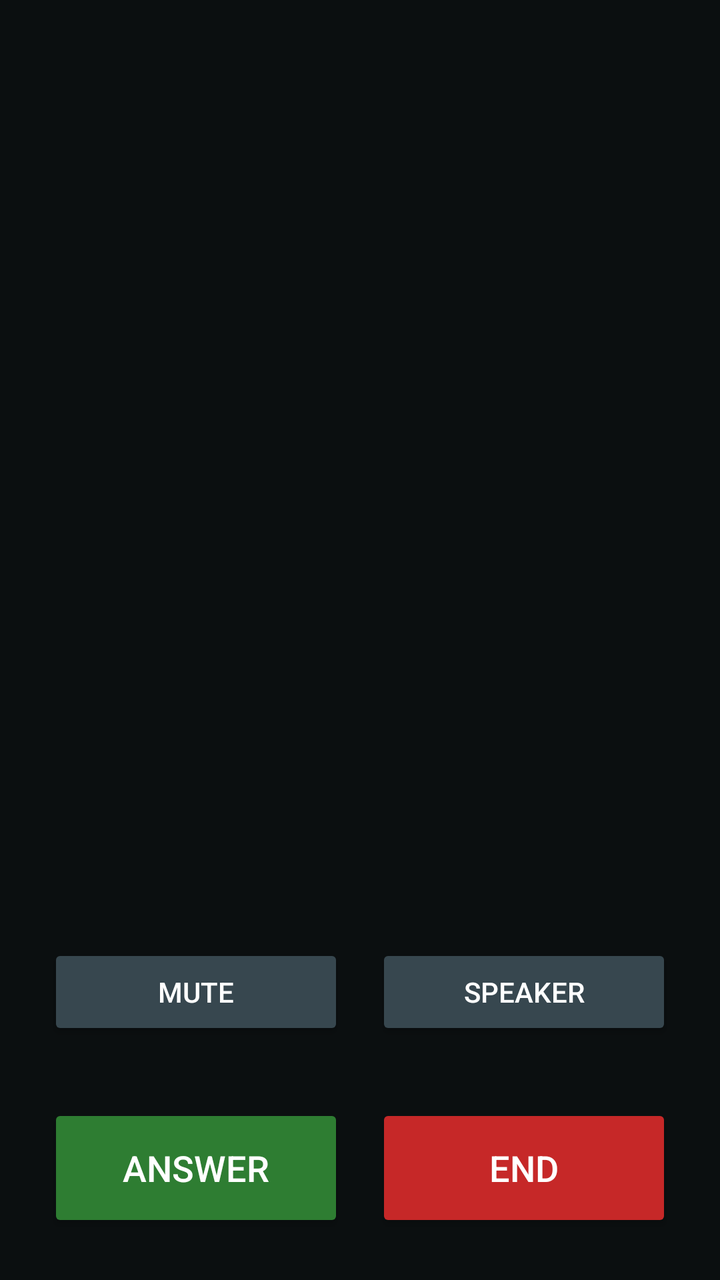
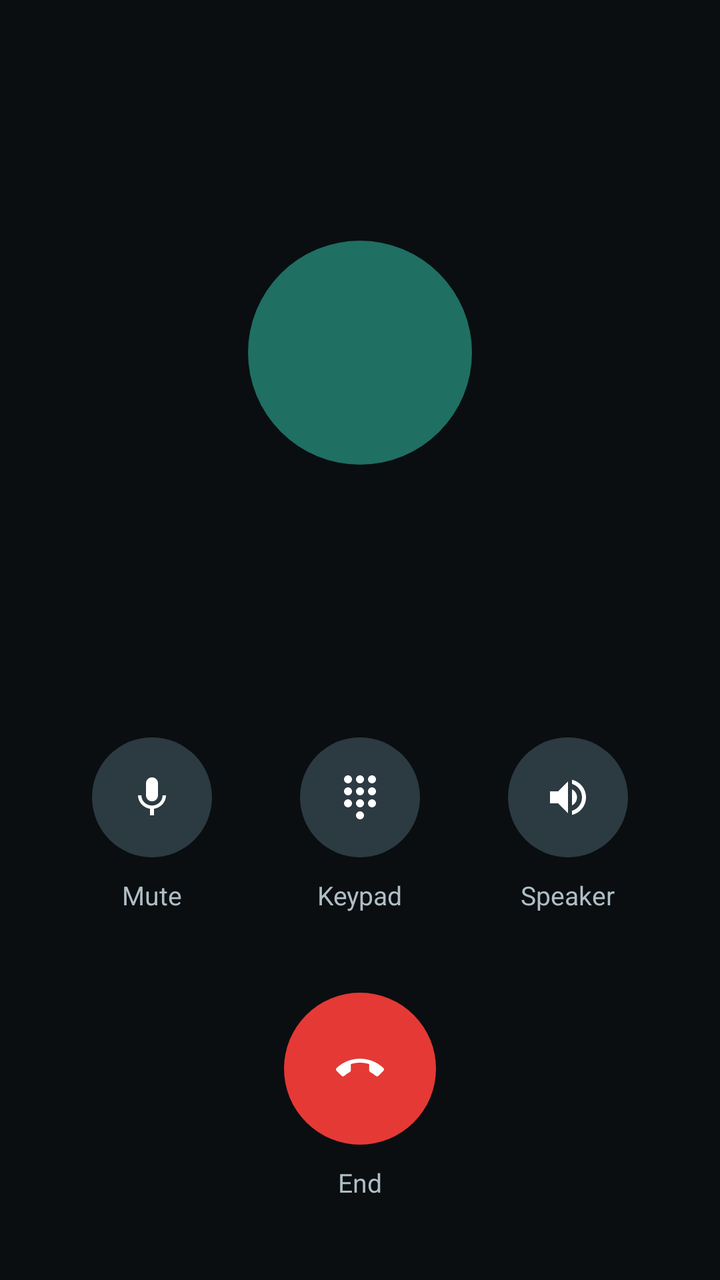

An Android layout rendered at two revisions. The XML below is the earlier revision; the diff shows what the commit changed to produce the second picture.
<!-- AndroidManifest.xml: activity theme InCallTheme -->
<!-- res/layout/activity_in_call.xml -->
<?xml version="1.0" encoding="utf-8"?>
<LinearLayout xmlns:android="http://schemas.android.com/apk/res/android"
    android:layout_width="match_parent"
    android:layout_height="match_parent"
    android:orientation="vertical"
    android:background="#0B0F10"
    android:padding="24dp">

    <Space
        android:layout_width="match_parent"
        android:layout_height="0dp"
        android:layout_weight="1"/>

    <TextView
        android:id="@+id/call_status"
        android:layout_width="match_parent"
        android:layout_height="wrap_content"
        android:gravity="center"
        android:textColor="#80CBC4"
        android:textSize="16sp"
        android:letterSpacing="0.08"
        android:textStyle="bold"/>

    <TextView
        android:id="@+id/call_name"
        android:layout_width="match_parent"
        android:layout_height="wrap_content"
        android:layout_marginTop="12dp"
        android:gravity="center"
        android:textColor="#FFFFFF"
        android:textSize="30sp"
        android:maxLines="2"
        android:ellipsize="end"/>

    <TextView
        android:id="@+id/call_number"
        android:layout_width="match_parent"
        android:layout_height="wrap_content"
        android:layout_marginTop="6dp"
        android:gravity="center"
        android:textColor="#B0BEC5"
        android:textSize="16sp"/>

    <Chronometer
        android:id="@+id/call_timer"
        android:layout_width="match_parent"
        android:layout_height="wrap_content"
        android:layout_marginTop="10dp"
        android:gravity="center"
        android:textColor="#B0BEC5"
        android:textSize="18sp"
        android:visibility="gone"/>

    <Space
        android:layout_width="match_parent"
        android:layout_height="0dp"
        android:layout_weight="1"/>

    <LinearLayout
        android:layout_width="match_parent"
        android:layout_height="wrap_content"
        android:orientation="horizontal"
        android:layout_marginBottom="32dp">

        <Button
            android:id="@+id/call_mute"
            android:layout_width="0dp"
            android:layout_height="wrap_content"
            android:layout_weight="1"
            android:layout_marginEnd="8dp"
            android:text="Mute"
            android:textColor="#FFFFFF"
            android:backgroundTint="#37474F"/>

        <Button
            android:id="@+id/call_speaker"
            android:layout_width="0dp"
            android:layout_height="wrap_content"
            android:layout_weight="1"
            android:layout_marginStart="8dp"
            android:text="Speaker"
            android:textColor="#FFFFFF"
            android:backgroundTint="#37474F"/>
    </LinearLayout>

    <LinearLayout
        android:layout_width="match_parent"
        android:layout_height="wrap_content"
        android:orientation="horizontal">

        <Button
            android:id="@+id/call_answer"
            android:layout_width="0dp"
            android:layout_height="64dp"
            android:layout_weight="1"
            android:layout_marginEnd="8dp"
            android:text="Answer"
            android:textSize="18sp"
            android:textColor="#FFFFFF"
            android:backgroundTint="#2E7D32"/>

        <Button
            android:id="@+id/call_hangup"
            android:layout_width="0dp"
            android:layout_height="64dp"
            android:layout_weight="1"
            android:layout_marginStart="8dp"
            android:text="End"
            android:textSize="18sp"
            android:textColor="#FFFFFF"
            android:backgroundTint="#C62828"/>
    </LinearLayout>

</LinearLayout>
<!-- resources referenced by this layout -->
<resources>
  <!-- unchanged entries left out for length: 1 -->
</resources>

<!-- the commit's change to res/layout/activity_in_call.xml (unified diff, before → after) -->
@@ -3,32 +3,55 @@
     android:layout_width="match_parent"
     android:layout_height="match_parent"
     android:orientation="vertical"
-    android:background="#0B0F10"
-    android:padding="24dp">
-
-    <Space
-        android:layout_width="match_parent"
-        android:layout_height="0dp"
-        android:layout_weight="1"/>
+    android:background="#0A0E11"
+    android:paddingStart="24dp"
+    android:paddingEnd="24dp"
+    android:paddingTop="72dp"
+    android:paddingBottom="40dp">
 
     <TextView
         android:id="@+id/call_status"
         android:layout_width="match_parent"
         android:layout_height="wrap_content"
         android:gravity="center"
-        android:textColor="#80CBC4"
-        android:textSize="16sp"
-        android:letterSpacing="0.08"
-        android:textStyle="bold"/>
+        android:textColor="#4DB6AC"
+        android:textSize="15sp"
+        android:letterSpacing="0.12"
+        android:textAllCaps="true"/>
+
+    
+    <FrameLayout
+        android:layout_width="112dp"
+        android:layout_height="112dp"
+        android:layout_gravity="center_horizontal"
+        android:layout_marginTop="28dp">
+
+        <TextView
+            android:id="@+id/call_initials"
+            android:layout_width="match_parent"
+            android:layout_height="match_parent"
+            android:background="@drawable/bg_circle_avatar"
+            android:gravity="center"
+            android:textColor="#FFFFFF"
+            android:textSize="40sp"/>
+
+        <ImageView
+            android:id="@+id/call_photo"
+            android:layout_width="match_parent"
+            android:layout_height="match_parent"
+            android:scaleType="centerCrop"
+            android:visibility="gone"
+            android:contentDescription="@null"/>
+    </FrameLayout>
 
     <TextView
         android:id="@+id/call_name"
         android:layout_width="match_parent"
         android:layout_height="wrap_content"
-        android:layout_marginTop="12dp"
+        android:layout_marginTop="24dp"
         android:gravity="center"
         android:textColor="#FFFFFF"
-        android:textSize="30sp"
+        android:textSize="32sp"
         android:maxLines="2"
         android:ellipsize="end"/>
 
@@ -38,7 +61,7 @@
         android:layout_height="wrap_content"
         android:layout_marginTop="6dp"
         android:gravity="center"
-        android:textColor="#B0BEC5"
+        android:textColor="#90A4AE"
         android:textSize="16sp"/>
 
     <Chronometer
@@ -56,59 +79,100 @@
         android:layout_height="0dp"
         android:layout_weight="1"/>
 
+    
     <LinearLayout
+        android:id="@+id/call_controls"
         android:layout_width="match_parent"
         android:layout_height="wrap_content"
         android:orientation="horizontal"
-        android:layout_marginBottom="32dp">
+        android:layout_marginBottom="40dp">
 
-        <Button
-            android:id="@+id/call_mute"
-            android:layout_width="0dp"
-            android:layout_height="wrap_content"
-            android:layout_weight="1"
-            android:layout_marginEnd="8dp"
-            android:text="Mute"
-            android:textColor="#FFFFFF"
-            android:backgroundTint="#37474F"/>
+        <LinearLayout style="@style/CallControlColumn">
+            <ImageButton
+                android:id="@+id/call_mute"
+                style="@style/CallControlButton"
+                android:src="@drawable/ic_mic"
+                android:contentDescription="Mute"/>
+            <TextView android:id="@+id/call_mute_label"
+                style="@style/CallControlLabel"
+                android:text="Mute"/>
+        </LinearLayout>
 
-        <Button
-            android:id="@+id/call_speaker"
-            android:layout_width="0dp"
-            android:layout_height="wrap_content"
-            android:layout_weight="1"
-            android:layout_marginStart="8dp"
-            android:text="Speaker"
-            android:textColor="#FFFFFF"
-            android:backgroundTint="#37474F"/>
+        <LinearLayout style="@style/CallControlColumn">
+            <ImageButton
+                android:id="@+id/call_keypad"
+                style="@style/CallControlButton"
+                android:src="@drawable/ic_dialpad"
+                android:contentDescription="Keypad"/>
+            <TextView style="@style/CallControlLabel"
+                android:text="Keypad"/>
+        </LinearLayout>
+
+        <LinearLayout style="@style/CallControlColumn">
+            <ImageButton
+                android:id="@+id/call_speaker"
+                style="@style/CallControlButton"
+                android:src="@drawable/ic_volume_up"
+                android:contentDescription="Speaker"/>
+            <TextView android:id="@+id/call_speaker_label"
+                style="@style/CallControlLabel"
+                android:text="Speaker"/>
+        </LinearLayout>
+    </LinearLayout>
+
+    
+    <LinearLayout
+        android:id="@+id/call_reply_row"
+        android:layout_width="wrap_content"
+        android:layout_height="wrap_content"
+        android:layout_gravity="center_horizontal"
+        android:orientation="vertical"
+        android:gravity="center_horizontal"
+        android:layout_marginBottom="36dp"
+        android:visibility="gone">
+
+        <ImageButton
+            android:id="@+id/call_reply"
+            style="@style/CallControlButton"
+            android:src="@drawable/ic_message"
+            android:contentDescription="Reply with a message"/>
+        <TextView style="@style/CallControlLabel"
+            android:text="Reply"/>
     </LinearLayout>
 
     <LinearLayout
         android:layout_width="match_parent"
         android:layout_height="wrap_content"
-        android:orientation="horizontal">
+        android:orientation="horizontal"
+        android:gravity="center">
 
-        <Button
-            android:id="@+id/call_answer"
-            android:layout_width="0dp"
-            android:layout_height="64dp"
-            android:layout_weight="1"
-            android:layout_marginEnd="8dp"
-            android:text="Answer"
-            android:textSize="18sp"
-            android:textColor="#FFFFFF"
-            android:backgroundTint="#2E7D32"/>
+        <LinearLayout
+            android:id="@+id/call_hangup_column"
+            style="@style/CallActionColumn">
+            <ImageButton
+                android:id="@+id/call_hangup"
+                style="@style/CallActionButton"
+                android:background="@drawable/bg_circle_red"
+                android:src="@drawable/ic_call_end"
+                android:contentDescription="End call"/>
+            <TextView android:id="@+id/call_hangup_label"
+                style="@style/CallControlLabel"
+                android:text="End"/>
+        </LinearLayout>
 
-        <Button
-            android:id="@+id/call_hangup"
-            android:layout_width="0dp"
-            android:layout_height="64dp"
-            android:layout_weight="1"
-            android:layout_marginStart="8dp"
-            android:text="End"
-            android:textSize="18sp"
-            android:textColor="#FFFFFF"
-            android:backgroundTint="#C62828"/>
+        <LinearLayout
+            android:id="@+id/call_answer_column"
+            style="@style/CallActionColumn"
+            android:visibility="gone">
+            <ImageButton
+                android:id="@+id/call_answer"
+                style="@style/CallActionButton"
+                android:background="@drawable/bg_circle_green"
+                android:src="@drawable/ic_call"
+                android:contentDescription="Answer"/>
+            <TextView style="@style/CallControlLabel"
+                android:text="Answer"/>
+        </LinearLayout>
     </LinearLayout>
 
 </LinearLayout>
<!-- resource entries referenced after the edit -->
@@ -1,5 +1,136 @@
 <!-- resources referenced by this layout -->
 <resources>
+  <!-- drawable bg_circle_avatar (drawable) -->
+  <?xml version="1.0" encoding="utf-8"?>
+  <shape xmlns:android="http://schemas.android.com/apk/res/android"
+      android:shape="oval">
+      <solid android:color="#FF1F6F63"/>
+  </shape>
+  <!-- drawable bg_circle_green (drawable) -->
+  <?xml version="1.0" encoding="utf-8"?>
+  <shape xmlns:android="http://schemas.android.com/apk/res/android"
+      android:shape="oval">
+      <solid android:color="#FF1B9E4B"/>
+  </shape>
+  <!-- drawable bg_circle_red (drawable) -->
+  <?xml version="1.0" encoding="utf-8"?>
+  <shape xmlns:android="http://schemas.android.com/apk/res/android"
+      android:shape="oval">
+      <solid android:color="#FFE53935"/>
+  </shape>
+  <!-- drawable ic_call (drawable) -->
+  <?xml version="1.0" encoding="utf-8"?>
+  <vector xmlns:android="http://schemas.android.com/apk/res/android"
+      android:width="24dp"
+      android:height="24dp"
+      android:viewportWidth="24"
+      android:viewportHeight="24"
+      android:tint="#FFFFFF">
+      <path
+          android:fillColor="@android:color/white"
+          android:pathData="M20.01,15.38c-1.23,0 -2.42,-0.2 -3.53,-0.56 -0.35,-0.12 -0.74,-0.03 -1.01,0.24l-1.57,1.97c-2.83,-1.35 -5.48,-3.9 -6.89,-6.83l1.95,-1.66c0.27,-0.28 0.35,-0.67 0.24,-1.02 -0.37,-1.11 -0.56,-2.3 -0.56,-3.53 0,-0.54 -0.45,-0.99 -0.99,-0.99H4.19C3.65,3 3,3.24 3,3.99 3,13.28 10.73,21 20.01,21c0.71,0 0.99,-0.63 0.99,-1.18v-3.45c0,-0.54 -0.45,-0.99 -0.99,-0.99z"/>
+  </vector>
+  <!-- drawable ic_call_end (drawable) -->
+  <?xml version="1.0" encoding="utf-8"?>
+  <vector xmlns:android="http://schemas.android.com/apk/res/android"
+      android:width="24dp"
+      android:height="24dp"
+      android:viewportWidth="24"
+      android:viewportHeight="24"
+      android:tint="#FFFFFF">
+      <path
+          android:fillColor="@android:color/white"
+          android:pathData="M12,9c-1.6,0 -3.14,0.25 -4.58,0.72v3.1c0,0.39 -0.23,0.74 -0.56,0.9 -0.98,0.49 -1.87,1.12 -2.66,1.85 -0.18,0.18 -0.43,0.28 -0.7,0.28 -0.28,0 -0.53,-0.11 -0.71,-0.29L0.29,13.08c-0.18,-0.17 -0.29,-0.42 -0.29,-0.7 0,-0.28 0.11,-0.53 0.29,-0.71C3.34,8.78 7.46,7 12,7s8.66,1.78 11.71,4.67c0.18,0.18 0.29,0.43 0.29,0.71 0,0.28 -0.11,0.53 -0.29,0.71l-2.48,2.48c-0.18,0.18 -0.43,0.29 -0.71,0.29 -0.27,0 -0.52,-0.11 -0.7,-0.28 -0.79,-0.74 -1.69,-1.36 -2.67,-1.85 -0.33,-0.16 -0.56,-0.5 -0.56,-0.9v-3.1C15.14,9.25 13.6,9 12,9z"/>
+  </vector>
+  <!-- drawable ic_dialpad (drawable) -->
+  <?xml version="1.0" encoding="utf-8"?>
+  <vector xmlns:android="http://schemas.android.com/apk/res/android"
+      android:width="24dp"
+      android:height="24dp"
+      android:viewportWidth="24"
+      android:viewportHeight="24"
+      android:tint="#FFFFFF">
+      <path
+          android:fillColor="@android:color/white"
+          android:pathData="M12,19c-1.1,0 -2,0.9 -2,2s0.9,2 2,2 2,-0.9 2,-2 -0.9,-2 -2,-2zM6,1c-1.1,0 -2,0.9 -2,2s0.9,2 2,2 2,-0.9 2,-2 -0.9,-2 -2,-2zM6,7c-1.1,0 -2,0.9 -2,2s0.9,2 2,2 2,-0.9 2,-2 -0.9,-2 -2,-2zM6,13c-1.1,0 -2,0.9 -2,2s0.9,2 2,2 2,-0.9 2,-2 -0.9,-2 -2,-2zM18,5c1.1,0 2,-0.9 2,-2s-0.9,-2 -2,-2 -2,0.9 -2,2 0.9,2 2,2zM12,13c-1.1,0 -2,0.9 -2,2s0.9,2 2,2 2,-0.9 2,-2 -0.9,-2 -2,-2zM18,13c-1.1,0 -2,0.9 -2,2s0.9,2 2,2 2,-0.9 2,-2 -0.9,-2 -2,-2zM18,7c-1.1,0 -2,0.9 -2,2s0.9,2 2,2 2,-0.9 2,-2 -0.9,-2 -2,-2zM12,7c-1.1,0 -2,0.9 -2,2s0.9,2 2,2 2,-0.9 2,-2 -0.9,-2 -2,-2zM12,1c-1.1,0 -2,0.9 -2,2s0.9,2 2,2 2,-0.9 2,-2 -0.9,-2 -2,-2z"/>
+  </vector>
+  <!-- drawable ic_message (drawable) -->
+  <?xml version="1.0" encoding="utf-8"?>
+  <vector xmlns:android="http://schemas.android.com/apk/res/android"
+      android:width="24dp"
+      android:height="24dp"
+      android:viewportWidth="24"
+      android:viewportHeight="24"
+      android:tint="#FFFFFF">
+      <path
+          android:fillColor="@android:color/white"
+          android:pathData="M20,2H4c-1.1,0 -1.99,0.9 -1.99,2L2,22l4,-4h14c1.1,0 2,-0.9 2,-2V4c0,-1.1 -0.9,-2 -2,-2z"/>
+  </vector>
+  <!-- drawable ic_mic (drawable) -->
+  <?xml version="1.0" encoding="utf-8"?>
+  <vector xmlns:android="http://schemas.android.com/apk/res/android"
+      android:width="24dp"
+      android:height="24dp"
+      android:viewportWidth="24"
+      android:viewportHeight="24"
+      android:tint="#FFFFFF">
+      <path
+          android:fillColor="@android:color/white"
+          android:pathData="M12,14c1.66,0 2.99,-1.34 2.99,-3L15,5c0,-1.66 -1.34,-3 -3,-3S9,3.34 9,5v6c0,1.66 1.34,3 3,3zM17.3,11c0,3 -2.54,5.1 -5.3,5.1S6.7,14 6.7,11L5,11c0,3.41 2.72,6.23 6,6.72L11,21h2v-3.28c3.28,-0.48 6,-3.3 6,-6.72h-1.7z"/>
+  </vector>
+  <!-- drawable ic_volume_up (drawable) -->
+  <?xml version="1.0" encoding="utf-8"?>
+  <vector xmlns:android="http://schemas.android.com/apk/res/android"
+      android:width="24dp"
+      android:height="24dp"
+      android:viewportWidth="24"
+      android:viewportHeight="24"
+      android:tint="#FFFFFF">
+      <path
+          android:fillColor="@android:color/white"
+          android:pathData="M3,9v6h4l5,5V4L7,9H3zM16.5,12c0,-1.77 -1.02,-3.29 -2.5,-4.03v8.05c1.48,-0.73 2.5,-2.25 2.5,-4.02zM14,3.23v2.06c2.89,0.86 5,3.54 5,6.71s-2.11,5.85 -5,6.71v2.06c4.01,-0.91 7,-4.49 7,-8.77s-2.99,-7.86 -7,-8.77z"/>
+  </vector>
+  <style name="CallActionButton">
+          <item name="android:layout_width">76dp</item>
+          <item name="android:layout_height">76dp</item>
+          <item name="android:scaleType">center</item>
+          <item name="android:tint">#FFFFFF</item>
+      </style>
+  <style name="CallActionColumn">
+          <item name="android:layout_width">wrap_content</item>
+          <item name="android:layout_height">wrap_content</item>
+          <item name="android:orientation">vertical</item>
+          <item name="android:gravity">center_horizontal</item>
+          <item name="android:layout_marginStart">28dp</item>
+          <item name="android:layout_marginEnd">28dp</item>
+      </style>
+  <style name="CallControlButton">
+          <item name="android:layout_width">60dp</item>
+          <item name="android:layout_height">60dp</item>
+          <item name="android:background">@drawable/bg_circle_slate</item>
+          <item name="android:scaleType">center</item>
+          <item name="android:tint">#FFFFFF</item>
+      </style>
+  <style name="CallControlColumn">
+          <item name="android:layout_width">0dp</item>
+          <item name="android:layout_height">wrap_content</item>
+          <item name="android:layout_weight">1</item>
+          <item name="android:orientation">vertical</item>
+          <item name="android:gravity">center_horizontal</item>
+      </style>
+  <style name="CallControlLabel">
+          <item name="android:layout_width">wrap_content</item>
+          <item name="android:layout_height">wrap_content</item>
+          <item name="android:layout_marginTop">10dp</item>
+          <item name="android:textColor">#B0BEC5</item>
+          <item name="android:textSize">13sp</item>
+      </style>
+  <!-- drawable bg_circle_slate (drawable) -->
+  <?xml version="1.0" encoding="utf-8"?>
+  <shape xmlns:android="http://schemas.android.com/apk/res/android"
+      android:shape="oval">
+      <solid android:color="#FF2C3A41"/>
+  </shape>
   <!-- unchanged entries left out for length: 1 -->
 </resources>
 
